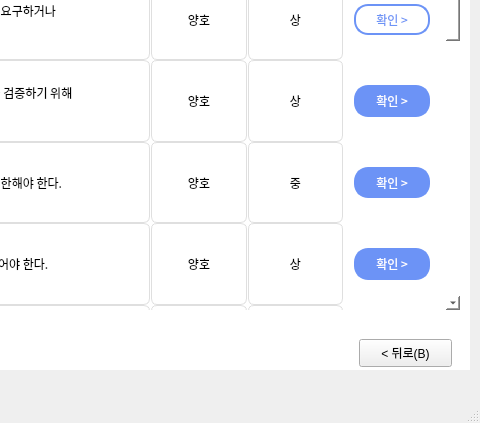
Before: the Qt Designer form result_wallpad.ui in skyun333/wallpad, drawn with Qt 5; both pictures show x 481 to 961 and y 281 to 704 of the 961 by 704 pixel window.
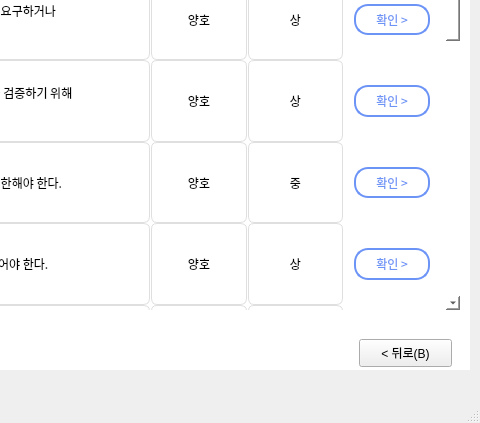
After: the same form once the commit is applied.

Commit message:
result페이지 4개 버튼 hover 적용
result페이지 4개 버튼 hover 적용

The edit to the form file:
```diff
--- a/result_wallpad.ui
+++ b/result_wallpad.ui
@@ -518,7 +518,7 @@
      <property name="geometry">
       <rect>
        <x>0</x>
-       <y>-1497</y>
+       <y>0</y>
        <width>829</width>
        <height>1838</height>
       </rect>
@@ -717,15 +717,26 @@
           <enum>Qt::LeftToRight</enum>
          </property>
          <property name="styleSheet">
-          <string notr="true">background-color : rgb(108, 147, 246);
-color : rgb(255, 255, 255);
-border: 2px solid rgb(108, 147, 246);
-margin-left:10px;
-margin-right:10px;
-margin-top:25px;
-margin-bottom:25px;
-border-radius:14px
-</string>
+          <string notr="true">QPushButton {
+            background-color : rgb(255, 255, 255);
+            color : rgb(108, 147, 246);
+            border: 2px solid rgb(108, 147, 246);
+            margin-left:10px;
+            margin-right:10px;
+            margin-top:25px;
+            margin-bottom:25px;
+            border-radius:14px
+        }
+        QPushButton:hover {
+            background-color : rgb(108, 147, 246);
+            color : rgb(255, 255, 255);
+            border: 2px solid rgb(108, 147, 246);
+            margin-left:10px;
+            margin-right:10px;
+            margin-top:25px;
+            margin-bottom:25px;
+            border-radius:14px
+        }</string>
          </property>
          <property name="text">
           <string>확인 &gt;</string>
@@ -784,15 +795,26 @@
           <enum>Qt::LeftToRight</enum>
          </property>
          <property name="styleSheet">
-          <string notr="true">background-color : rgb(108, 147, 246);
-color : rgb(255, 255, 255);
-border: 2px solid rgb(108, 147, 246);
-margin-left:10px;
-margin-right:10px;
-margin-top:25px;
-margin-bottom:25px;
-border-radius:14px
-</string>
+          <string notr="true">QPushButton {
+            background-color : rgb(255, 255, 255);
+            color : rgb(108, 147, 246);
+            border: 2px solid rgb(108, 147, 246);
+            margin-left:10px;
+            margin-right:10px;
+            margin-top:25px;
+            margin-bottom:25px;
+            border-radius:14px
+        }
+        QPushButton:hover {
+            background-color : rgb(108, 147, 246);
+            color : rgb(255, 255, 255);
+            border: 2px solid rgb(108, 147, 246);
+            margin-left:10px;
+            margin-right:10px;
+            margin-top:25px;
+            margin-bottom:25px;
+            border-radius:14px
+        }</string>
          </property>
          <property name="text">
           <string>확인 &gt;</string>
@@ -1089,15 +1111,26 @@
           <enum>Qt::LeftToRight</enum>
          </property>
          <property name="styleSheet">
-          <string notr="true">background-color : rgb(108, 147, 246);
-color : rgb(255, 255, 255);
-border: 2px solid rgb(108, 147, 246);
-margin-left:10px;
-margin-right:10px;
-margin-top:25px;
-margin-bottom:25px;
-border-radius:14px
-</string>
+          <string notr="true">QPushButton {
+            background-color : rgb(255, 255, 255);
+            color : rgb(108, 147, 246);
+            border: 2px solid rgb(108, 147, 246);
+            margin-left:10px;
+            margin-right:10px;
+            margin-top:25px;
+            margin-bottom:25px;
+            border-radius:14px
+        }
+        QPushButton:hover {
+            background-color : rgb(108, 147, 246);
+            color : rgb(255, 255, 255);
+            border: 2px solid rgb(108, 147, 246);
+            margin-left:10px;
+            margin-right:10px;
+            margin-top:25px;
+            margin-bottom:25px;
+            border-radius:14px
+        }</string>
          </property>
          <property name="text">
           <string>확인 &gt;</string>
```
Left out of the diff: 551 changed lines with no effect on the pictures. The commit also changes 3 other files.
